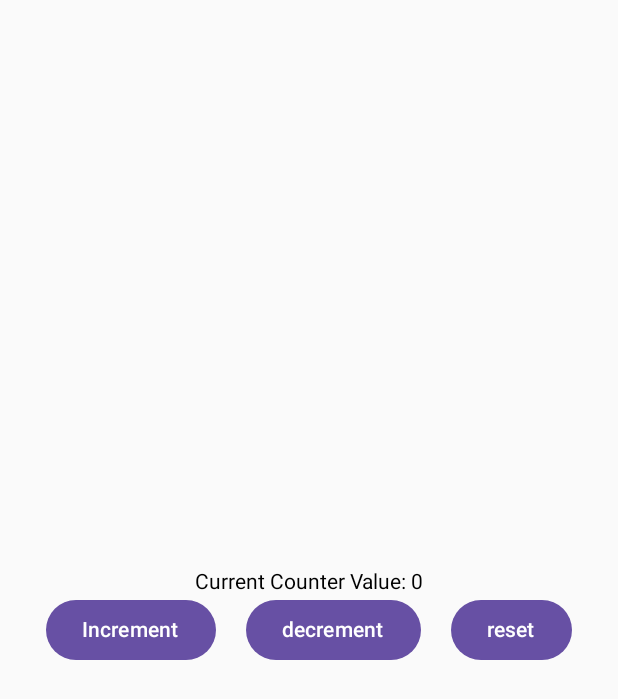
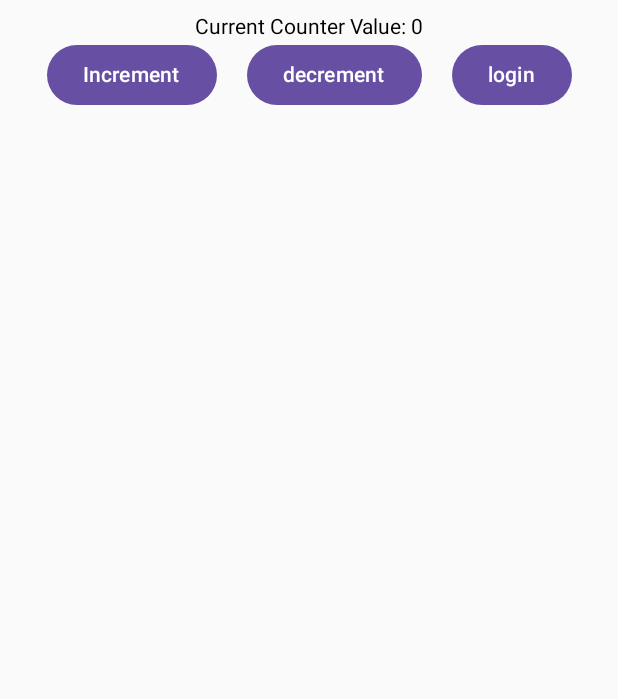
Before and after one commit to Avipsa-Biswal/AndroidStudioInternship, an Android app built with Jetpack Compose: the screen it shows after launch (MainActivity), on a phone screen of 412 x 824 dp. Shown: the top 699 px of the screen. Run offline under Robolectric (Android 15) with nearby library versions, the phone set to English and light mode, and no system bars; libraries missing offline, so code that uses them is left out: com.example.

Commit message:
assignment for 9thJuly

```diff
--- a/app/src/main/java/com/example/Androidintern345/MainActivity.kt
+++ b/app/src/main/java/com/example/Androidintern345/MainActivity.kt
@@ -74,7 +74,7 @@ class MainActivity : ComponentActivity() {
                     .fillMaxSize()
                     .padding(10.dp),
                 horizontalAlignment = Alignment.CenterHorizontally,
-                verticalArrangement = Arrangement.Center
+                verticalArrangement = Arrangement.spacedBy(20.dp)
             ) {
                 //Function to implement basic MVVM architecture
                 CounterView()
@@ -85,6 +85,9 @@ class MainActivity : ComponentActivity() {
     @Composable
     fun CounterView(counterVM: CounterViewModel = viewModel()) {
         val counterState = counterVM.counter.value
+        var intContent = GenericClass(129)
+        var stringContent = GenericClass("hello generics")
+
         Column(
             horizontalAlignment = Alignment.CenterHorizontally,
             verticalArrangement = Arrangement.Center
@@ -99,8 +102,10 @@ class MainActivity : ComponentActivity() {
                 Text(text = "decrement")
                 }
                 Spacer(modifier = Modifier.width(20.dp))
-                Button(onClick = { counterVM.resetCounter() }) {
-                    Text(text = "reset")
+                Button(onClick = { counterVM.login()
+                println("${intContent.content},${stringContent.content}")})
+                {
+                    Text(text = "login")
                 }
             }
         }
@@ -125,4 +130,10 @@ class CounterViewModel : ViewModel() {
     fun resetCounter() {
         _counter.value = Counter(0)
     }
+    fun login() {
+        //login
+    }
+
 }
+
+class GenericClass<T>(var content: T)
```
Also changed, not shown: 2 other files.
